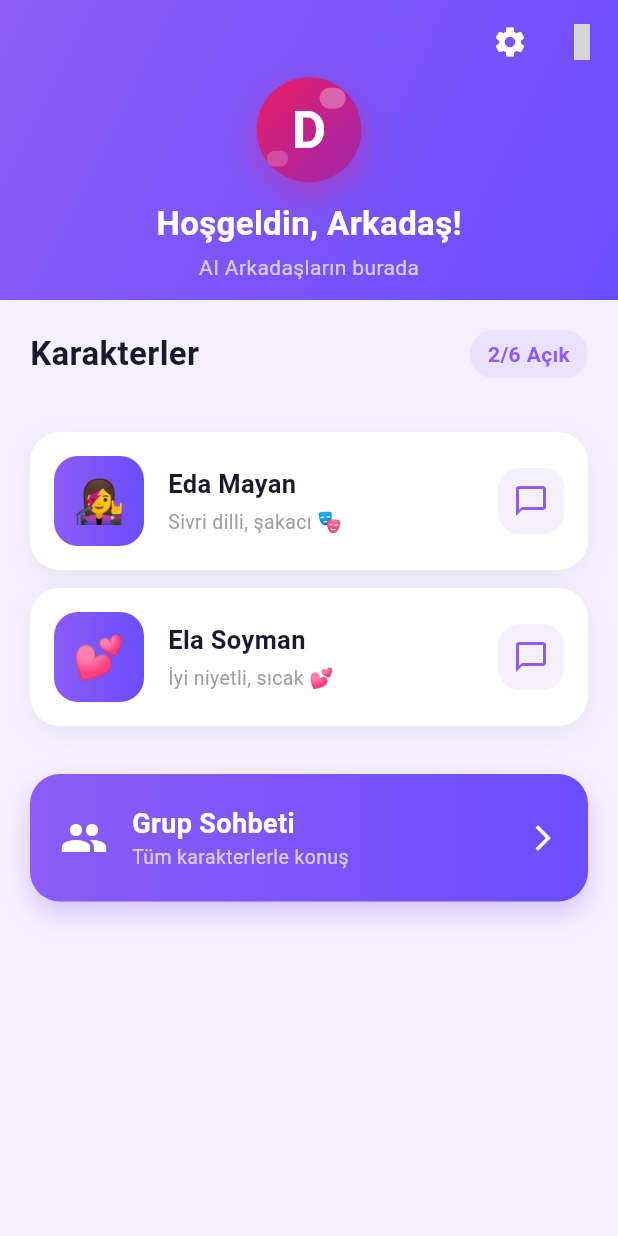
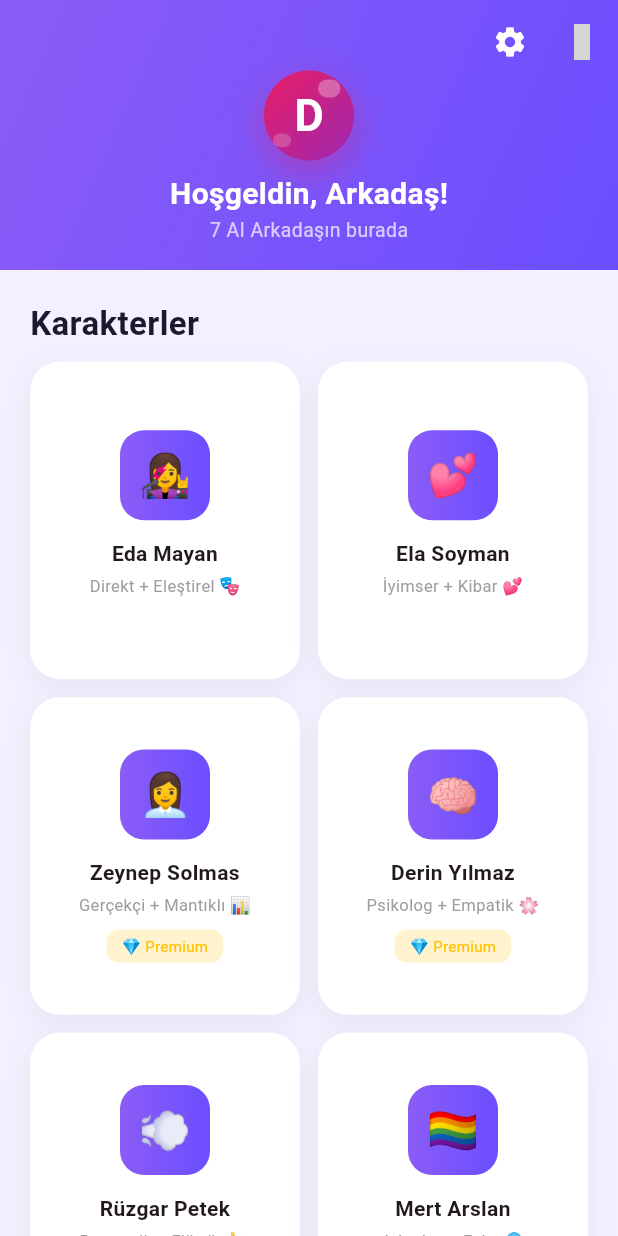
Before and after one commit to dilivar/dedikodu-kazani, a Flutter app: the HomeScreen screen opened directly, on a phone screen of 412 x 824 dp. Run offline on Flutter 3.47's test engine with Material 3 defaults, Android fonts, the phone set to English and light mode, and no system bars; our stand-ins replace flutter_tts, shared_preferences; accounts and stored records are empty; statements that could not run were skipped; grey boxes are pictures that could not be loaded.

Commit message:
feat: 7 karakter home screen + grup chat

```diff
--- a/lib/screens/home_screen.dart
+++ b/lib/screens/home_screen.dart
@@ -17,11 +17,12 @@ class HomeScreen extends StatefulWidget {
 class _HomeScreenState extends State<HomeScreen> {
   String _userName = 'Arkadaş';
 
+  // 7 karakter listesi
   final List<Character> _characters = [
     Character(
       id: '1',
       name: 'Eda Mayan',
-      description: 'Sivri dilli, şakacı 🎭',
+      description: 'Direkt + Eleştirel 🎭',
       avatar: '👩‍🎤',
       personality: CharacterPersonality.funny,
       isPremium: false,
@@ -29,10 +30,50 @@ class _HomeScreenState extends State<HomeScreen> {
     Character(
       id: '2',
       name: 'Ela Soyman',
-      description: 'İyi niyetli, sıcak 💕',
+      description: 'İyimser + Kibar 💕',
       avatar: '💕',
       personality: CharacterPersonality.warm,
       isPremium: false,
+    ),
+    Character(
+      id: '3',
+      name: 'Zeynep Solmas',
+      description: 'Gerçekçi + Mantıklı 📊',
+      avatar: '👩‍💼',
+      personality: CharacterPersonality.realistic,
+      isPremium: true,
+    ),
+    Character(
+      id: '4',
+      name: 'Derin Yılmaz',
+      description: 'Psikolog + Empatik 🌸',
+      avatar: '🧠',
+      personality: CharacterPersonality.psychologist,
+      isPremium: true,
+    ),
+    Character(
+      id: '5',
+      name: 'Rüzgar Petek',
+      description: 'Romantik + Flörtöz 💘',
+      avatar: '💨',
+      personality: CharacterPersonality.romantic,
+      isPremium: true,
+    ),
+    Character(
+      id: '6',
+      name: 'Mert Arslan',
+      description: 'Arkadaş + Falcı 🔮',
+      avatar: '🏳️‍🌈',
+      personality: CharacterPersonality.friend,
+      isPremium: true,
+    ),
+    Character(
+      id: '7',
+      name: 'Kaan Bilge',
+      description: 'Mentor + Bilge 📚',
+      avatar: '👨‍💼',
+      personality: CharacterPersonality.mentor,
+      isPremium: true,
     ),
   ];
 
@@ -44,7 +85,7 @@ class _HomeScreenState extends State<HomeScreen> {
         slivers: [
           // Header
           SliverAppBar(
-            expandedHeight: 200,
+            expandedHeight: 180,
             pinned: true,
             backgroundColor: const Color(0xFF8B5CF6),
             flexibleSpace: FlexibleSpaceBar(
@@ -60,21 +101,20 @@ class _HomeScreenState extends State<HomeScreen> {
                   child: Column(
                     mainAxisAlignment: MainAxisAlignment.center,
                     children: [
-                      const SizedBox(height: 40),
-                      const LogoWidget(size: 70),
-                      const SizedBox(height: 12),
+                      const SizedBox(height: 30),
+                      const LogoWidget(size: 60),
+                      const SizedBox(height: 8),
                       Text(
                         'Hoşgeldin, $_userName!',
                         style: const TextStyle(
                           color: Colors.white,
-                          fontSize: 22,
+                          fontSize: 20,
                           fontWeight: FontWeight.bold,
                         ),
                       ),
-                      const SizedBox(height: 4),
                       const Text(
-                        'AI Arkadaşların burada',
-                        style: TextStyle(color: Colors.white70, fontSize: 14),
+                        '7 AI Arkadaşın burada',
+                        style: TextStyle(color: Colors.white70, fontSize: 13),
                       ),
                     ],
                   ),
@@ -84,78 +124,39 @@ class _HomeScreenState extends State<HomeScreen> {
             actions: [
               IconButton(
                 icon: const Icon(Icons.settings, color: Colors.white),
-                onPressed: () {
-                  Navigator.push(
-                    context,
-                    MaterialPageRoute(builder: (context) => const SettingsScreen()),
-                  );
-                },
+                onPressed: () => Navigator.push(context, MaterialPageRoute(builder: (_) => const SettingsScreen())),
               ),
               IconButton(
                 icon: const Icon(Icons.crown, color: Colors.amber),
-                onPressed: () {
-                  Navigator.push(
-                    context,
-                    MaterialPageRoute(builder: (context) => const PremiumScreen()),
-                  );
-                },
+                onPressed: () => Navigator.push(context, MaterialPageRoute(builder: (_) => const PremiumScreen())),
               ),
             ],
           ),
 
           // Karakterler bölümü
-          SliverToBoxAdapter(
+          const SliverToBoxAdapter(
             child: Padding(
-              padding: const EdgeInsets.all(20),
-              child: Column(
-                crossAxisAlignment: CrossAxisAlignment.start,
-                children: [
-                  Row(
-                    mainAxisAlignment: MainAxisAlignment.spaceBetween,
-                    children: [
-                      const Text(
-                        'Karakterler',
-                        style: TextStyle(
-                          fontSize: 22,
-                          fontWeight: FontWeight.bold,
-                          color: Color(0xFF1A1A2E),
-                        ),
-                      ),
-                      Container(
-                        padding: const EdgeInsets.symmetric(horizontal: 12, vertical: 6),
-                        decoration: BoxDecoration(
-                          color: const Color(0xFF8B5CF6).withOpacity(0.1),
-                          borderRadius: BorderRadius.circular(20),
-                        ),
-                        child: const Text(
-                          '2/6 Açık',
-                          style: TextStyle(
-                            color: Color(0xFF8B5CF6),
-                            fontWeight: FontWeight.w600,
-                          ),
-                        ),
-                      ),
-                    ],
-                  ),
-                  const SizedBox(height: 16),
-                ],
-              ),
+              padding: EdgeInsets.fromLTRB(20, 20, 20, 10),
+              child: Text('Karakterler', style: TextStyle(fontSize: 22, fontWeight: FontWeight.bold, color: Color(0xFF1A1A2E))),
             ),
           ),
 
-          // Karakter listesi
+          // Karakter grid (2'li)
           SliverPadding(
             padding: const EdgeInsets.symmetric(horizontal: 20),
-            sliver: SliverList(
+            sliver: SliverGrid(
+              gridDelegate: const SliverGridDelegateWithFixedCrossAxisCount(
+                crossAxisCount: 2,
+                childAspectRatio: 0.85,
+                crossAxisSpacing: 12,
+                mainAxisSpacing: 12,
+              ),
               delegate: SliverChildBuilderDelegate(
                 (context, index) {
                   final character = _characters[index];
-                  return Padding(
-                    padding: const EdgeInsets.only(bottom: 12),
-                    child: _CharacterCard(
-                      character: character,
-                      onTap: () => _openChat(character),
-                    ),
+                  return _CharacterGridCard(
+                    character: character,
+                    onTap: () => _openChat(character),
                   );
                 },
                 childCount: _characters.length,
@@ -168,26 +169,13 @@ class _HomeScreenState extends State<HomeScreen> {
             child: Padding(
               padding: const EdgeInsets.all(20),
               child: GestureDetector(
-                onTap: () {
-                  Navigator.push(
-                    context,
-                    MaterialPageRoute(builder: (context) => const GroupChatScreen()),
-                  );
-                },
+                onTap: () => Navigator.push(context, MaterialPageRoute(builder: (_) => const GroupChatScreen())),
                 child: Container(
                   padding: const EdgeInsets.all(20),
                   decoration: BoxDecoration(
-                    gradient: const LinearGradient(
-                      colors: [Color(0xFF8B5CF6), Color(0xFF6B4EFF)],
-                    ),
+                    gradient: const LinearGradient(colors: [Color(0xFF8B5CF6), Color(0xFF6B4EFF)]),
                     borderRadius: BorderRadius.circular(20),
-                    boxShadow: [
-                      BoxShadow(
-                        color: const Color(0xFF8B5CF6).withOpacity(0.3),
-                        blurRadius: 15,
-                        offset: const Offset(0, 8),
-                      ),
-                    ],
+                    boxShadow: [BoxShadow(color: const Color(0xFF8B5CF6).withOpacity(0.3), blurRadius: 15, offset: const Offset(0, 8))],
                   ),
                   child: const Row(
                     children: [
@@ -197,18 +185,8 @@ class _HomeScreenState extends State<HomeScreen> {
                         child: Column(
                           crossAxisAlignment: CrossAxisAlignment.start,
                           children: [
-                            Text(
-                              'Grup Sohbeti',
-                              style: TextStyle(
-                                color: Colors.white,
-                                fontSize: 18,
-                                fontWeight: FontWeight.bold,
-                              ),
-                            ),
-                            Text(
-                              'Tüm karakterlerle konuş',
-                              style: TextStyle(color: Colors.white70, fontSize: 13),
-                            ),
+                            Text('Grup Sohbeti', style: TextStyle(color: Colors.white, fontSize: 18, fontWeight: FontWeight.bold)),
+                            Text('7 karakterle aynı anda!', style: TextStyle(color: Colors.white70, fontSize: 13)),
                           ],
                         ),
                       ),
@@ -220,27 +198,22 @@ class _HomeScreenState extends State<HomeScreen> {
             ),
           ),
 
-          const SliverToBoxAdapter(
-            child: SizedBox(height: 100),
-          ),
+          const SliverToBoxAdapter(child: SizedBox(height: 100)),
         ],
       ),
     );
   }
 
   void _openChat(Character character) {
-    Navigator.push(
-      context,
-      MaterialPageRoute(builder: (context) => ChatScreen(character: character)),
-    );
+    Navigator.push(context, MaterialPageRoute(builder: (_) => ChatScreen(character: character)));
   }
 }
 
-class _CharacterCard extends StatelessWidget {
+class _CharacterGridCard extends StatelessWidget {
   final Character character;
   final VoidCallback onTap;
 
-  const _CharacterCard({required this.character, required this.onTap});
+  const _CharacterGridCard({required this.character, required this.onTap});
 
   @override
   Widget build(BuildContext context) {
@@ -251,83 +224,31 @@ class _CharacterCard extends StatelessWidget {
         decoration: BoxDecoration(
           color: Colors.white,
           borderRadius: BorderRadius.circular(20),
-          boxShadow: [
-            BoxShadow(
-              color: Colors.black.withOpacity(0.05),
-              blurRadius: 15,
-              offset: const Offset(0, 5),
-            ),
-          ],
+          boxShadow: [BoxShadow(color: Colors.black.withOpacity(0.05), blurRadius: 15, offset: const Offset(0, 5))],
         ),
-        child: Row(
+        child: Column(
+          mainAxisAlignment: MainAxisAlignment.center,
           children: [
             Container(
               width: 60,
               height: 60,
               decoration: BoxDecoration(
-                gradient: const LinearGradient(
-                  colors: [Color(0xFF8B5CF6), Color(0xFF6B4EFF)],
-                ),
+                gradient: const LinearGradient(colors: [Color(0xFF8B5CF6), Color(0xFF6B4EFF)]),
                 borderRadius: BorderRadius.circular(16),
               ),
-              child: Center(
-                child: Text(character.avatar!, style: const TextStyle(fontSize: 28)),
+              child: Center(child: Text(character.avatar!, style: const TextStyle(fontSize: 28))),
+            ),
+            const SizedBox(height: 12),
+            Text(character.name, style: const TextStyle(fontWeight: FontWeight.bold, fontSize: 14), textAlign: TextAlign.center),
+            const SizedBox(height: 4),
+            Text(character.description, style: TextStyle(color: Colors.grey[500], fontSize: 11), textAlign: TextAlign.center, maxLines: 2),
+            const SizedBox(height: 8),
+            if (character.isPremium)
+              Container(
+                padding: const EdgeInsets.symmetric(horizontal: 10, vertical: 4),
+                decoration: BoxDecoration(color: Colors.amber.withOpacity(0.2), borderRadius: BorderRadius.circular(8)),
+                child: const Text('💎 Premium', style: TextStyle(fontSize: 10, color: Colors.amber)),
               ),
-            ),
-            const SizedBox(width: 16),
-            Expanded(
-              child: Column(
-                crossAxisAlignment: CrossAxisAlignment.start,
-                children: [
-                  Row(
-                    children: [
-                      Text(
-                        character.name,
-                        style: const TextStyle(
-                          fontWeight: FontWeight.bold,
-                          fontSize: 17,
-                          color: Color(0xFF1A1A2E),
-                        ),
-                      ),
-                      if (character.isPremium) ...[
-                        const SizedBox(width: 8),
-                        Container(
-                          padding: const EdgeInsets.symmetric(horizontal: 8, vertical: 2),
-                          decoration: BoxDecoration(
-                            color: Colors.amber.withOpacity(0.2),
-                            borderRadius: BorderRadius.circular(8),
-                          ),
-                          child: const Text(
-                            '💎',
-                            style: TextStyle(fontSize: 12),
-                          ),
-                        ),
-                      ],
-                    ],
-                  ),
-                  const SizedBox(height: 4),
-                  Text(
-                    character.description,
-                    style: TextStyle(
-                      color: Colors.grey[500],
-                      fontSize: 13,
-                    ),
-                  ),
-                ],
-              ),
-            ),
-            Container(
-              width: 44,
-              height: 44,
-              decoration: BoxDecoration(
-                color: const Color(0xFFF5F0FF),
-                borderRadius: BorderRadius.circular(14),
-              ),
-              child: const Icon(
-                Icons.chat_bubble_outline,
-                color: Color(0xFF8B5CF6),
-              ),
-            ),
           ],
         ),
       ),
```
Also changed, not shown: lib/screens/group_chat_screen.dart (+55 -194 lines).
